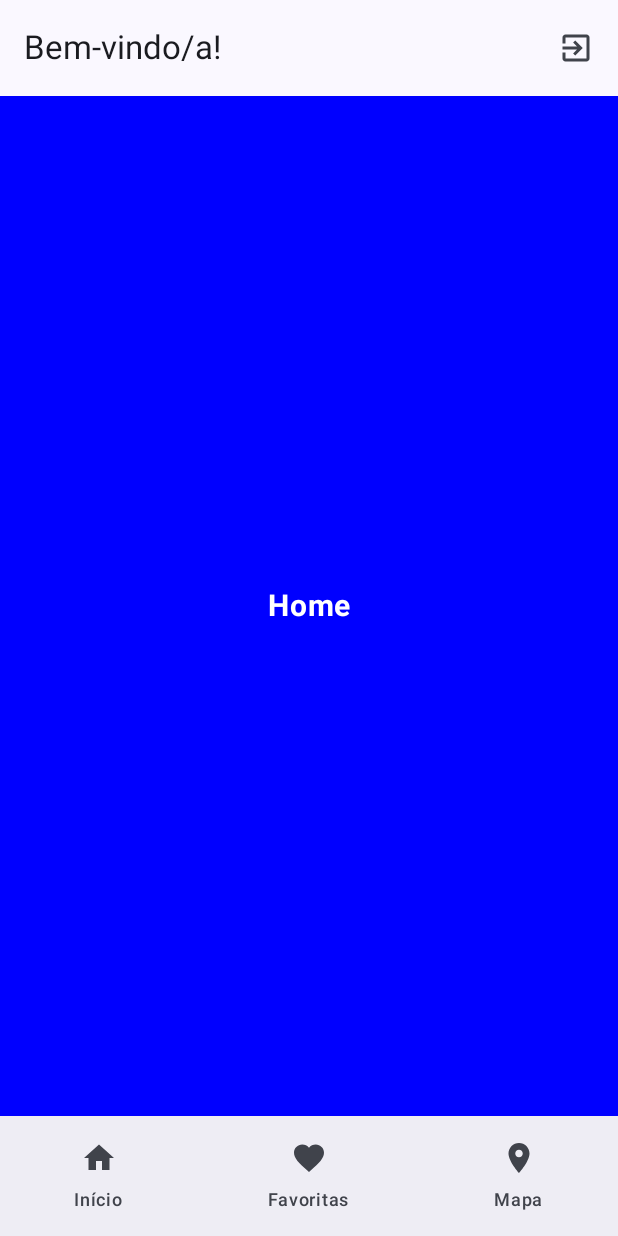
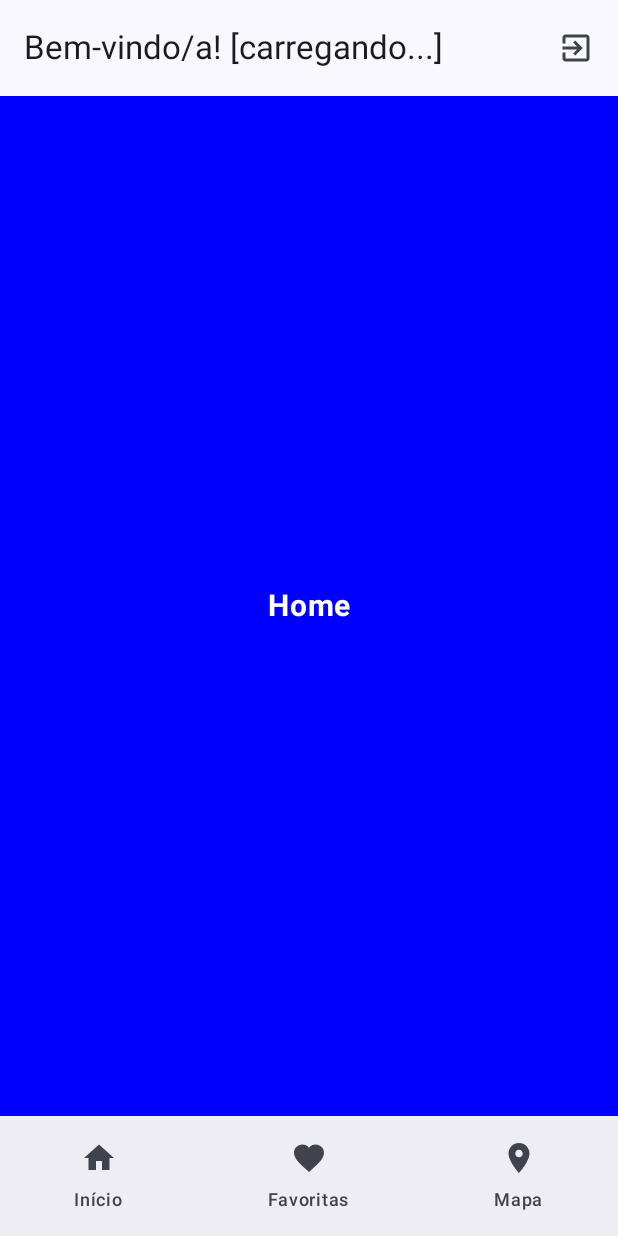
Before and after one commit to iMaath2/DM-2025-2, an Android app built with Jetpack Compose: the MainActivity screen opened directly, with no data from a screen before it, on a phone screen of 412 x 824 dp. Run offline under Robolectric (Android 15) with nearby library versions, the phone set to English and light mode, and no system bars; our stand-ins replace Firebase (no records; nobody signed in at launch, a user with empty details on screens opened directly).

Commit message:
Prática 6 – Parte 2

```diff
--- a/app/src/main/java/com/weatherapp/MainActivity.kt
+++ b/app/src/main/java/com/weatherapp/MainActivity.kt
@@ -64,9 +64,11 @@ class MainActivity : ComponentActivity() {
                 Scaffold(
                     topBar = {
                         TopAppBar(
-                            title = { Text("Bem-vindo/a!") },
-
-                            actions = {
+                            title = {
+                                val name = viewModel.user?.name?:"[carregando...]"
+                                Text("Bem-vindo/a! $name")
+                            },
+                                    actions = {
 
                                 IconButton( onClick = { Firebase.auth.signOut() }
                                 ) {
--- a/app/src/main/java/com/weatherapp/viewModel/MainViewModel.kt
+++ b/app/src/main/java/com/weatherapp/viewModel/MainViewModel.kt
@@ -9,13 +9,15 @@ import androidx.compose.foundation.layout.padding
 import androidx.compose.material3.Scaffold
 import androidx.compose.material3.Text
 import androidx.compose.runtime.Composable
+import androidx.compose.runtime.mutableStateOf
 import androidx.compose.runtime.toMutableStateList
 import androidx.compose.ui.Modifier
 import androidx.compose.ui.tooling.preview.Preview
 import androidx.lifecycle.ViewModel
 import com.google.android.gms.maps.model.LatLng
 import com.weatherapp.model.City
-import com.weatherapp.viewModel.ui.theme.WeatherAppTheme
+import com.weatherapp.model.User
+//import com.weatherapp.viewModel.ui.theme.WeatherAppTheme
 
 class MainViewModel : ViewModel() {
 
@@ -33,5 +35,8 @@ class MainViewModel : ViewModel() {
     fun add(name: String, location: LatLng? = null) {
         _cities.add(City(name = name, location = location))
     }
+    private val _user = mutableStateOf<User?> (null)
+    val user : User?
+        get() = _user.value
 
 }
--- a/app/src/main/java/com/weatherapp/viewModel/ui/theme/Type.kt
+++ /dev/null
@@ -1,34 +0,0 @@
-package com.weatherapp.viewModel.ui.theme
-
-import androidx.compose.material3.Typography
-import androidx.compose.ui.text.TextStyle
-import androidx.compose.ui.text.font.FontFamily
-import androidx.compose.ui.text.font.FontWeight
-import androidx.compose.ui.unit.sp
-
-// Set of Material typography styles to start with
-val Typography = Typography(
-    bodyLarge = TextStyle(
-        fontFamily = FontFamily.Default,
-        fontWeight = FontWeight.Normal,
-        fontSize = 16.sp,
-        lineHeight = 24.sp,
-        letterSpacing = 0.5.sp
-    )
-    /* Other default text styles to override
-    titleLarge = TextStyle(
-        fontFamily = FontFamily.Default,
-        fontWeight = FontWeight.Normal,
-        fontSize = 22.sp,
-        lineHeight = 28.sp,
-        letterSpacing = 0.sp
-    ),
-    labelSmall = TextStyle(
-        fontFamily = FontFamily.Default,
-        fontWeight = FontWeight.Medium,
-        fontSize = 11.sp,
-        lineHeight = 16.sp,
-        letterSpacing = 0.5.sp
-    )
-    */
-)
--- a/app/src/main/res/values/strings.xml
+++ b/app/src/main/res/values/strings.xml
@@ -11,4 +11,5 @@
     <string name="title_activity_main_view_model">MainViewModel</string>
     <string name="title_activity_city_dialog">CityDialog</string>
     <string name="title_activity_weather_app">WeatherApp</string>
+    <string name="title_activity_user">User</string>
 </resources>
```
Also changed, not shown: app/src/main/AndroidManifest.xml (+15 -10 lines), app/src/main/java/com/weatherapp/db/fb/FBCity.kt (added, +21 -0 lines), app/src/main/java/com/weatherapp/db/fb/FBUser.kt (added, +15 -0 lines), app/src/main/java/com/weatherapp/model/User.kt (added, +16 -0 lines), app/src/main/java/com/weatherapp/viewModel/ui/theme/Color.kt (deleted, +0 -11 lines), app/src/main/java/com/weatherapp/viewModel/ui/theme/Theme.kt (deleted, +0 -58 lines).
